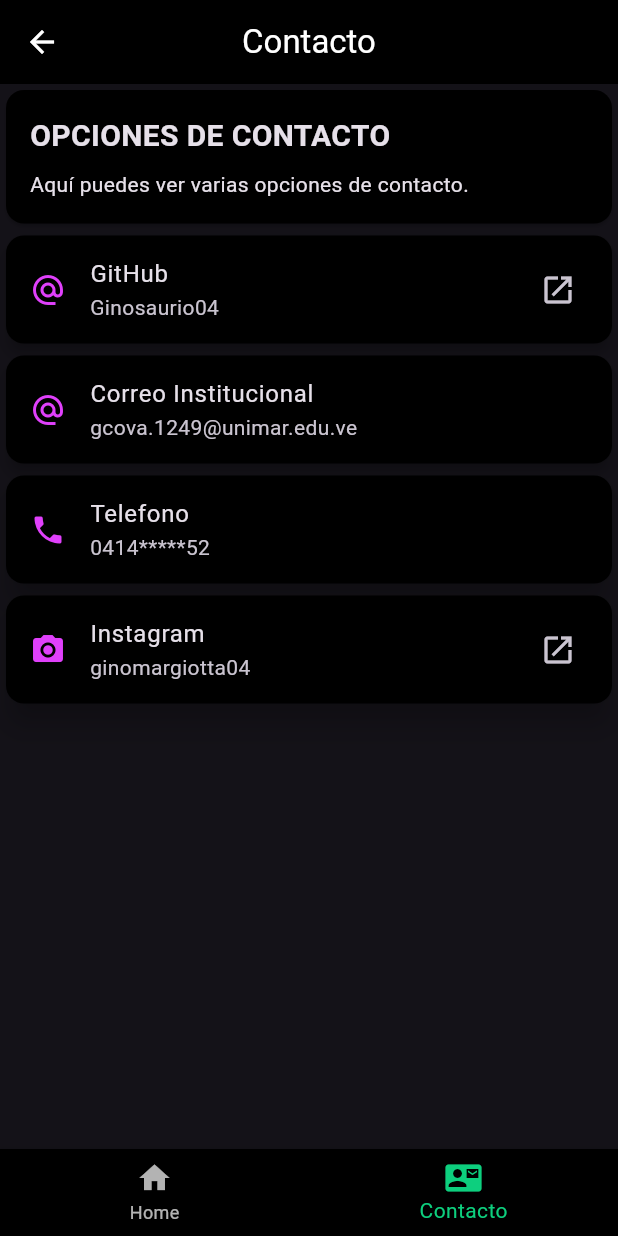
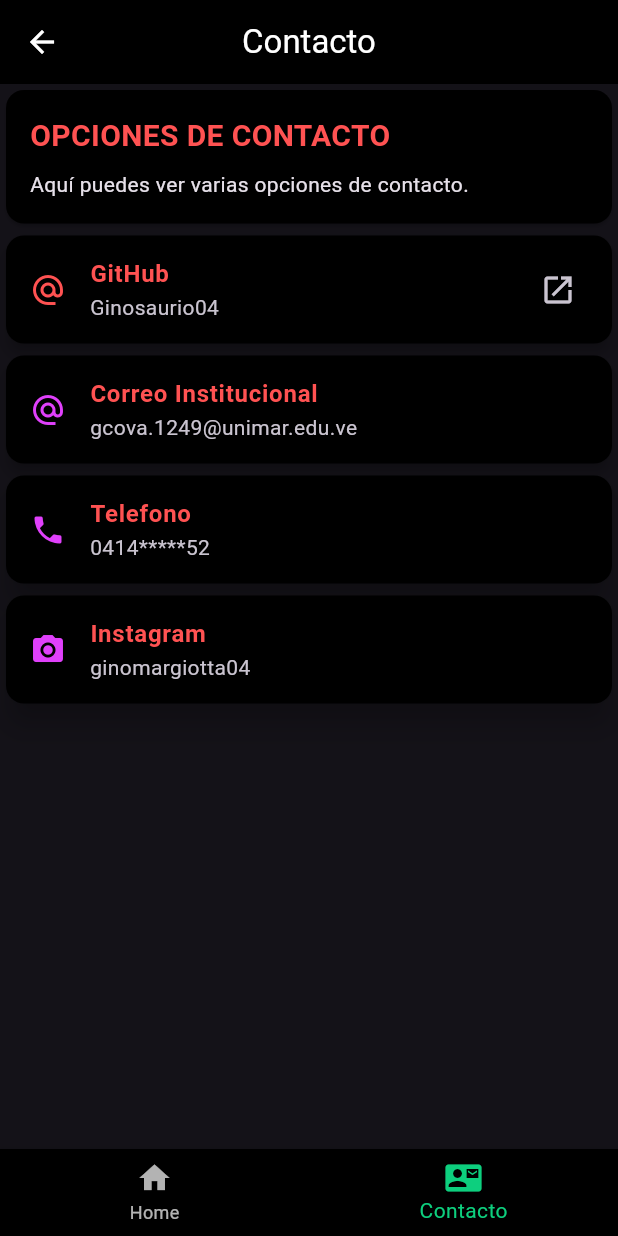
Before and after one commit to Ginosaurio04/flutter_application_portafolio2, a Flutter app: the ContactoScreen screen opened by its route, on a phone screen of 412 x 824 dp. Run offline on Flutter 3.47's test engine with Material 3 defaults, Android fonts, the phone set to English and light mode, and no system bars.

Commit message:
otros ajustes

```diff
--- a/lib/screens/contacto_screen.dart
+++ b/lib/screens/contacto_screen.dart
@@ -54,7 +54,11 @@ class _ContactoScreenState extends State<ContactoScreen> {
                 children: const [
                   Text(
                     'OPCIONES DE CONTACTO',
-                    style: TextStyle(fontSize: 20, fontWeight: FontWeight.bold),
+                    style: TextStyle(
+                      fontSize: 20,
+                      fontWeight: FontWeight.bold,
+                      color: Colors.redAccent,
+                    ),
                   ),
                   SizedBox(height: 8),
                   Text('Aquí puedes ver varias opciones de contacto.'),
@@ -75,9 +79,16 @@ class _ContactoScreenState extends State<ContactoScreen> {
                 ListTile(
                   leading: const Icon(
                     Icons.alternate_email,
-                    color: Colors.purpleAccent,
+                    color: Colors.redAccent,
                   ),
-                  title: const Text('GitHub'),
+                  title: const Text(
+                    'GitHub',
+                    style: TextStyle(
+                      fontSize: 16,
+                      fontWeight: FontWeight.bold,
+                      color: Colors.redAccent,
+                    ),
+                  ),
                   subtitle: const Text('Ginosaurio04'),
                   trailing: const Icon(Icons.open_in_new),
                   onTap: () =>
@@ -101,7 +112,14 @@ class _ContactoScreenState extends State<ContactoScreen> {
                     Icons.alternate_email,
                     color: Colors.purpleAccent,
                   ),
-                  title: const Text('Correo Institucional'),
+                  title: const Text(
+                    'Correo Institucional',
+                    style: TextStyle(
+                      fontSize: 16,
+                      fontWeight: FontWeight.bold,
+                      color: Colors.redAccent,
+                    ),
+                  ),
                   subtitle: const Text('gcova.1249@unimar.edu.ve'),
                 ),
               ],
@@ -119,7 +137,14 @@ class _ContactoScreenState extends State<ContactoScreen> {
                 // GitHub
                 ListTile(
                   leading: const Icon(Icons.phone, color: Colors.purpleAccent),
-                  title: const Text('Telefono'),
+                  title: const Text(
+                    'Telefono',
+                    style: TextStyle(
+                      fontSize: 16,
+                      fontWeight: FontWeight.bold,
+                      color: Colors.redAccent,
+                    ),
+                  ),
                   subtitle: const Text('0414*****52'),
                 ),
               ],
@@ -140,13 +165,15 @@ class _ContactoScreenState extends State<ContactoScreen> {
                     Icons.camera_alt,
                     color: Colors.purpleAccent,
                   ),
-                  title: const Text('Instagram'),
+                  title: const Text(
+                    'Instagram',
+                    style: TextStyle(
+                      fontSize: 16,
+                      fontWeight: FontWeight.bold,
+                      color: Colors.redAccent,
+                    ),
+                  ),
                   subtitle: const Text('ginomargiotta04'),
-                  trailing: const Icon(Icons.open_in_new),
-                  onTap: () => _launchURL(
-                    context,
-                    'https://www.instagram.com/ginomargiotta04/',
-                  ),
                 ),
               ],
             ),
```
